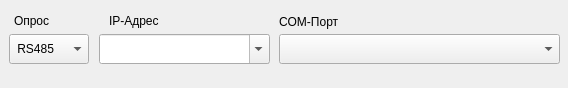
Above: m_cfg/unitWidgets/communicationtypewidget.ui from xXRadioHeadXx/start7 before the change. Below: the same form after it.
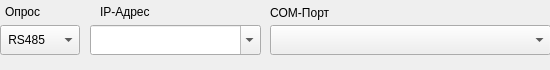
That is the form after the change. The open tabs and pages were chosen to show the change. Custom widgets are drawn as their Qt base class.

What changed in the file:
```diff
--- a/m_cfg/unitWidgets/communicationtypewidget.ui
+++ b/m_cfg/unitWidgets/communicationtypewidget.ui
@@ -6,8 +6,8 @@
    <rect>
     <x>0</x>
     <y>0</y>
-    <width>568</width>
-    <height>88</height>
+    <width>550</width>
+    <height>70</height>
    </rect>
   </property>
   <property name="sizePolicy">
@@ -22,9 +22,9 @@
   <widget class="QWidget" name="UDP_RS485_Widget" native="true">
    <property name="geometry">
     <rect>
-     <x>9</x>
-     <y>9</y>
-     <width>551</width>
+     <x>0</x>
+     <y>0</y>
+     <width>550</width>
      <height>70</height>
     </rect>
    </property>
```
Left out of the diff: 16 changed lines with no effect on the pictures.
